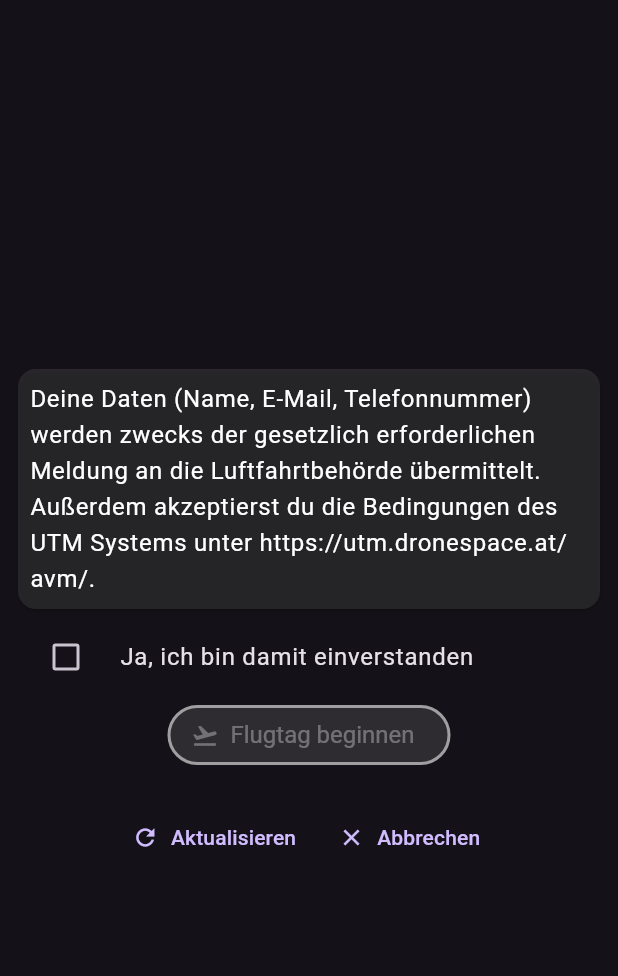
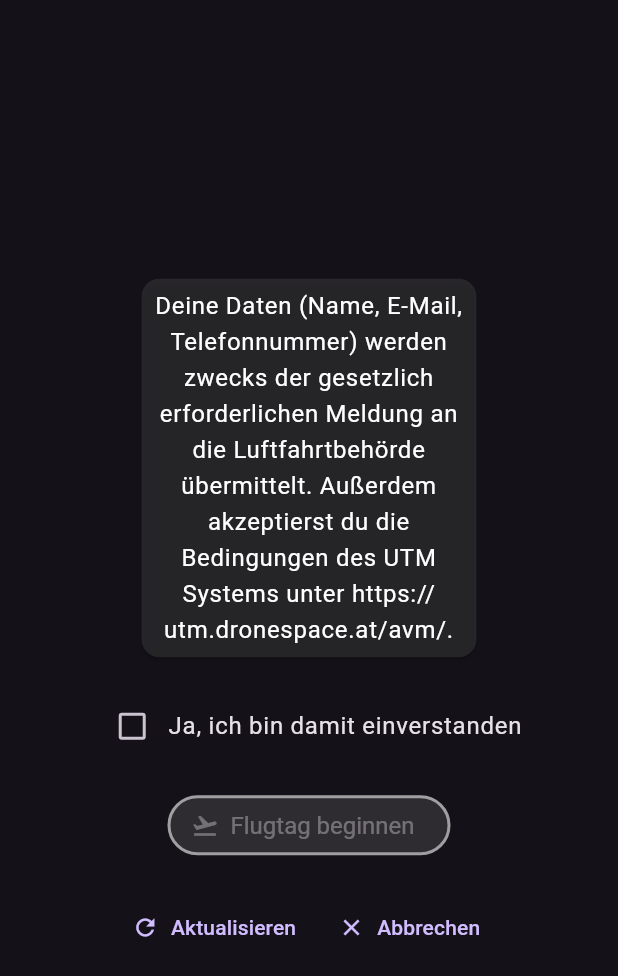
Before and after one commit to soumas/model-flight-logbook, a Flutter app: the PilotStatusScreen screen opened by its route, on a phone screen of 412 x 824 dp. Shown: the top 976 px of the screen. Run offline on Flutter 3.47's test engine with Material 3 defaults, Android fonts, the light colour scheme and no system bars; our stand-ins replace dart_mappable, dio, flutter_bloc, get_it, shared_preferences; missing offline and left inert: virtual_keyboard_multi_language; accounts and stored records are empty; generated files the repository leaves out were written again; statements that could not run were skipped; project files that could hold a hidden picture were left out.

Commit message:
fix ui bugs

```diff
--- a/terminal/lib/ui/screen/pilot_status/pilot_status_screen.dart
+++ b/terminal/lib/ui/screen/pilot_status/pilot_status_screen.dart
@@ -45,7 +45,7 @@ class PilotStatusScreen extends StatelessWidget {
                   if (state.flightSessionStatus?.pilotName != null)
                     Padding(
                       padding: kFormFieldPadding,
-                      child: Container(
+                      child: Flexible(
                         child: Text(
                           'Pilot: ${state.flightSessionStatus?.pilotName ?? ''}',
                           style: Theme.of(context).textTheme.headlineSmall,
@@ -136,16 +136,25 @@ class PilotStatusScreen extends StatelessWidget {
         text: 'Deine Daten (Name, E-Mail, Telefonnummer) werden zwecks der gesetzlich erforderlichen Meldung an die Luftfahrtbehörde übermittelt. Außerdem akzeptierst du die Bedingungen des UTM Systems unter https://utm.dronespace.at/avm/.',
         icon: SizedBox(),
       ),
-      CheckboxListTile(
-        value: state.termsAccepted,
-        controlAffinity: ListTileControlAffinity.leading,
-        onChanged: (value) {
-          context.read<PilotStatusCubit>().toggleTermsAccepted();
-        },
-        title: Text(
-          'Ja, ich bin damit einverstanden',
-          style: Theme.of(context).textTheme.bodyLarge,
-          textAlign: TextAlign.left,
+      Padding(
+        padding: kFormFieldPadding,
+        child: TextButton(
+          onPressed: () => context.read<PilotStatusCubit>().toggleTermsAccepted(),
+          child: Row(
+            mainAxisAlignment: MainAxisAlignment.center,
+            mainAxisSize: MainAxisSize.min,
+            children: [
+              Checkbox(
+                value: state.termsAccepted,
+                onChanged: (value) {},
+              ),
+              Text(
+                'Ja, ich bin damit einverstanden',
+                style: Theme.of(context).textTheme.bodyLarge,
+                textAlign: TextAlign.left,
+              )
+            ],
+          ),
         ),
       ),
       ElevatedButton.icon(
--- a/terminal/lib/ui/widgets/mfl_message.dart
+++ b/terminal/lib/ui/widgets/mfl_message.dart
@@ -16,48 +16,52 @@ class MflMessage extends StatelessWidget {
 
   @override
   Widget build(BuildContext context) {
-    return Card(
+    return Padding(
+      padding: EdgeInsets.symmetric(horizontal: MediaQuery.of(context).size.width * 0.20),
+      child: Card(
         color: _evalBackgroundColor(),
         child: Padding(
-        padding: const EdgeInsets.all(8.0),
+          padding: EdgeInsets.all(MediaQuery.of(context).size.width * 0.015),
           child: child ??
               Row(
                 mainAxisSize: MainAxisSize.min,
                 mainAxisAlignment: MainAxisAlignment.center,
                 children: [
-                Padding(
-                  padding: EdgeInsets.only(
-                    right: icon != null ? 0.0 : 8.0,
-                  ),
-                  child: icon ??
-                      Icon(
-                        _evalIcon(),
-                        size: (Theme.of(context).textTheme.bodyLarge?.fontSize! ?? 5) * 1.5,
-                        color: _evalFontColor(),
-                      ),
-                ),
+                  // Padding(
+                  //   padding: EdgeInsets.only(
+                  //     right: icon != null ? 0.0 : 8.0,
+                  //   ),
+                  //   child: icon ??
+                  //       Icon(
+                  //         _evalIcon(),
+                  //         size: (Theme.of(context).textTheme.bodyLarge?.fontSize! ?? 5) * 1.5,
+                  //         color: _evalFontColor(),
+                  //       ),
+                  // ),
                   Flexible(
                     child: Text(
                       text ?? '',
                       style: Theme.of(context).textTheme.bodyLarge?.copyWith(color: _evalFontColor()),
+                      textAlign: TextAlign.center,
                     ),
                   ),
                 ],
               ),
         ),
+      ),
     );
   }
 
-  IconData? _evalIcon() {
-    switch (severity) {
-      case MflMessageSeverity.info:
-        return Icons.info_outline_rounded;
-      case MflMessageSeverity.warn:
-        return Icons.warning_amber_outlined;
-      case MflMessageSeverity.error:
-        return Icons.remove_circle_outline_outlined;
-    }
-  }
+  // IconData? _evalIcon() {
+  //   switch (severity) {
+  //     case MflMessageSeverity.info:
+  //       return Icons.info_outline_rounded;
+  //     case MflMessageSeverity.warn:
+  //       return Icons.warning_amber_outlined;
+  //     case MflMessageSeverity.error:
+  //       return Icons.remove_circle_outline_outlined;
+  //   }
+  // }
 
   _evalBackgroundColor() {
     switch (severity) {
```
Lines whose indentation alone changed are shown as unchanged.
